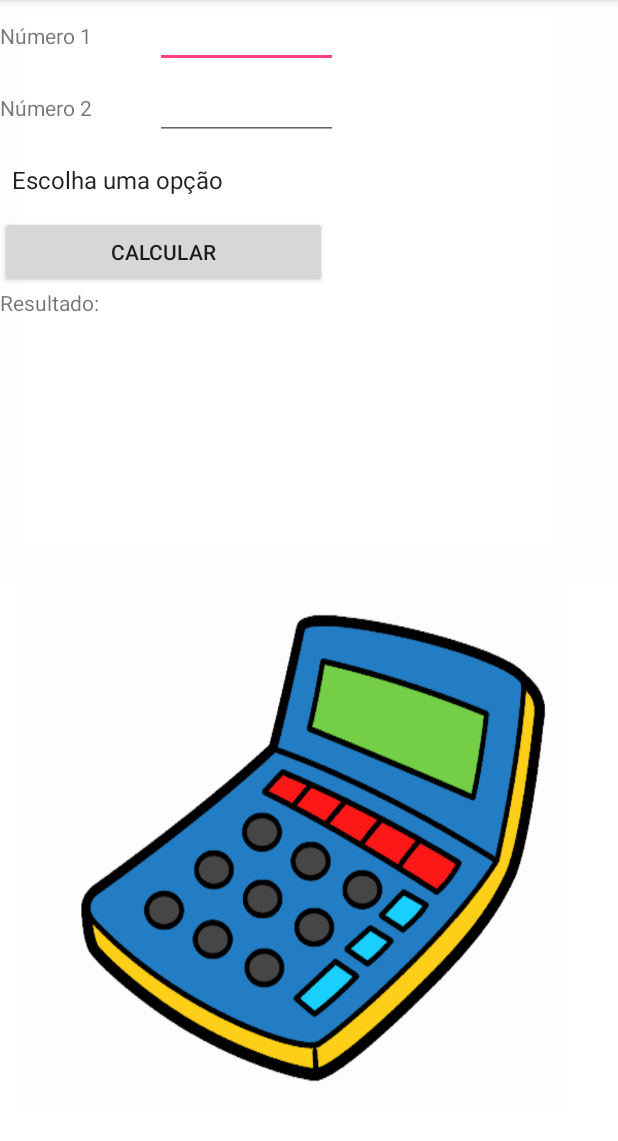
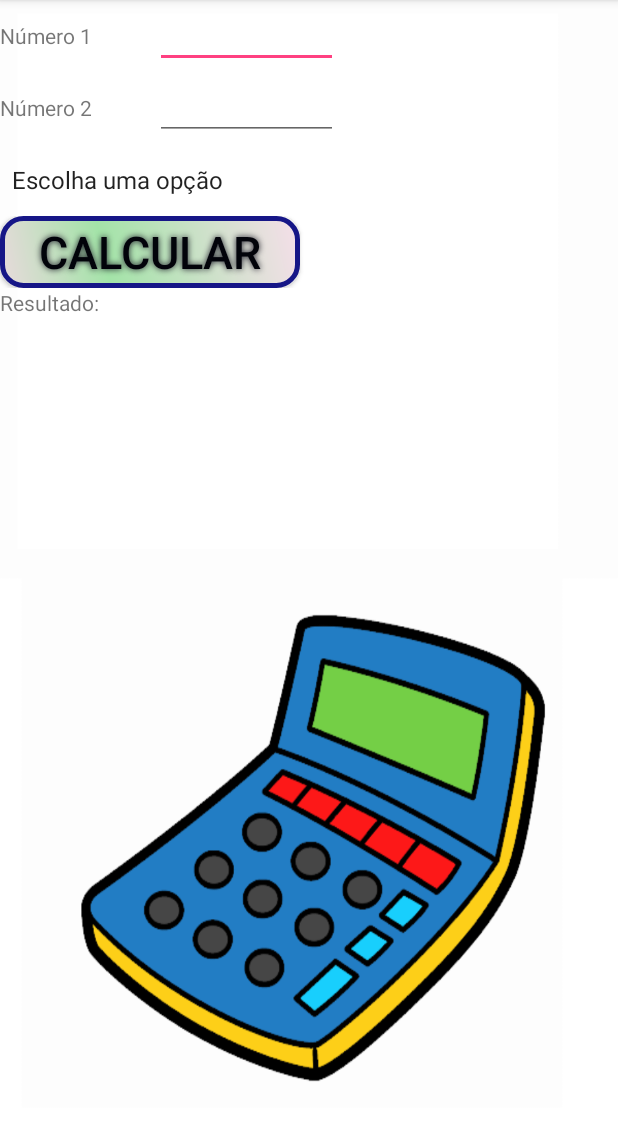
Before and after one commit to jorgebraga/ProjetoFinal_calculadora, an Android app: the CalculadoraActivity screen opened directly, with no data from a screen before it, on a phone screen of 412 x 824 dp, the part 84-1225 px from its top. Run offline under Robolectric (Android 15) with nearby library versions, the phone set to English and light mode, and no system bars.

Commit message:
alteração

```diff
--- a/app/src/main/res/layout/activity_calculadora.xml
+++ b/app/src/main/res/layout/activity_calculadora.xml
@@ -112,10 +112,18 @@
 
                 <Button
                     android:id="@+id/Calcular"
-                    android:layout_width="218dp"
-                    android:layout_height="match_parent"
+                    android:text="Calcular"
+                    android:textColor="#02030A"
+                    android:textSize="30sp"
                     android:onClick="calcular"
-                    android:text="Calcular"
+                    android:layout_width="200dp"
+                    android:layout_height="52dp"
+                    android:background="@drawable/buttonshape"
+                    android:shadowColor="#1D1B29"
+                    android:shadowDx="0"
+                    android:shadowDy="0"
+                    android:shadowRadius="5"
+                    android:layout_weight="1"
                     tools:background="@color/colorPrimary" />
             </LinearLayout>
         </TableRow>
```
